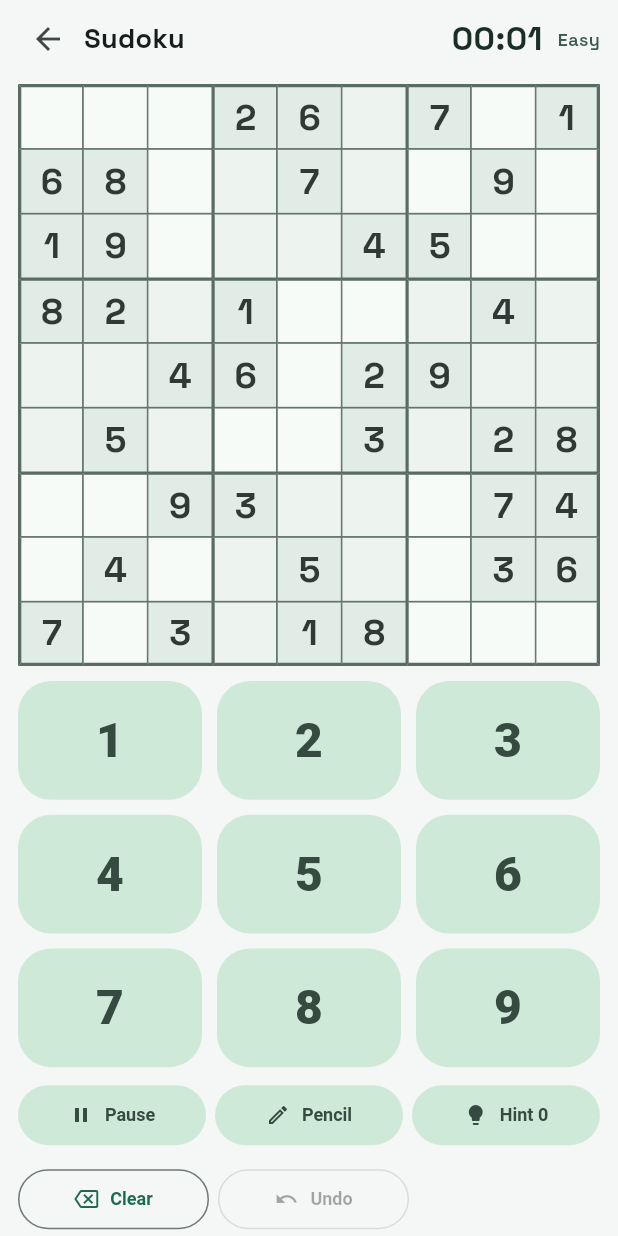
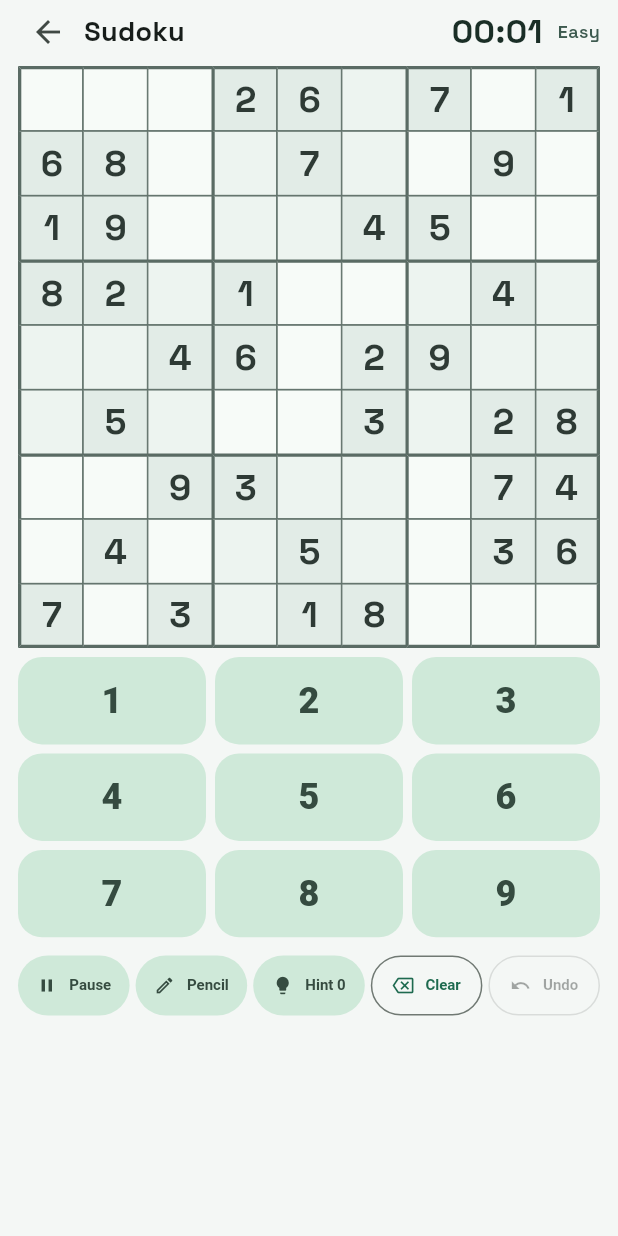
Before and after one commit to Simonsbs/logic_puzzles_app, a Flutter app: the SudokuPage screen opened directly, on a phone screen of 412 x 824 dp. Run offline on Flutter 3.47's test engine with Material 3 defaults, Android fonts, the phone set to English and light mode, and no system bars; our stand-ins replace flutter_riverpod, google_fonts, shared_preferences, supabase_flutter; accounts and stored records are empty.

Commit message:
Refit Sudoku layout to keep all controls on screen

```diff
--- a/lib/features/sudoku/sudoku_page.dart
+++ b/lib/features/sudoku/sudoku_page.dart
@@ -72,17 +72,57 @@ class _SudokuPageState extends ConsumerState<SudokuPage> with WidgetsBindingObse
           }
 
           return SafeArea(
-            child: ListView(
-              padding: const EdgeInsets.fromLTRB(12, 6, 12, 12),
+            child: LayoutBuilder(
+              builder: (context, constraints) {
+                const horizontalPadding = 12.0;
+                const topPadding = 4.0;
+                const bottomPadding = 8.0;
+                const gap = 6.0;
+                const topBarHeight = 34.0;
+                const actionHeight = 46.0;
+                const targetNumberPadHeight = 140.0;
+                const minNumberPadHeight = 92.0;
+                const minBoardSize = 150.0;
+
+                final availableHeight = constraints.maxHeight - topPadding - bottomPadding;
+                final usableWidth = constraints.maxWidth - (horizontalPadding * 2);
+                var boardSize = (availableHeight -
+                        topBarHeight -
+                        actionHeight -
+                        targetNumberPadHeight -
+                        (gap * 3))
+                    .clamp(minBoardSize, usableWidth)
+                    .toDouble();
+                var numberPadHeight =
+                    availableHeight - topBarHeight - actionHeight - boardSize - (gap * 3);
+                if (numberPadHeight < minNumberPadHeight) {
+                  final needed = minNumberPadHeight - numberPadHeight;
+                  boardSize = (boardSize - needed).clamp(minBoardSize, usableWidth).toDouble();
+                  numberPadHeight =
+                      availableHeight - topBarHeight - actionHeight - boardSize - (gap * 3);
+                }
+                numberPadHeight = numberPadHeight.clamp(minNumberPadHeight, 190.0).toDouble();
+
+                return Padding(
+                  padding: const EdgeInsets.fromLTRB(
+                    horizontalPadding,
+                    topPadding,
+                    horizontalPadding,
+                    bottomPadding,
+                  ),
+                  child: Column(
                     children: <Widget>[
-                _compactTopBar(),
-                const SizedBox(height: 10),
-                _boardCard(),
-                const SizedBox(height: 10),
-                _numberPad(),
-                const SizedBox(height: 8),
-                _actionRow(),
+                      SizedBox(height: topBarHeight, child: _compactTopBar()),
+                      const SizedBox(height: gap),
+                      SizedBox(height: boardSize, width: boardSize, child: _boardCard()),
+                      const SizedBox(height: gap),
+                      SizedBox(height: numberPadHeight, child: _numberPad()),
+                      const SizedBox(height: gap),
+                      SizedBox(height: actionHeight, child: _actionRow()),
                     ],
+                  ),
+                );
+              },
             ),
           );
         },
@@ -277,23 +317,22 @@ class _SudokuPageState extends ConsumerState<SudokuPage> with WidgetsBindingObse
 
   Widget _numberPad() {
     return GridView.count(
-      shrinkWrap: true,
       physics: const NeverScrollableScrollPhysics(),
       crossAxisCount: 3,
-      childAspectRatio: 1.55,
-      mainAxisSpacing: 10,
-      crossAxisSpacing: 10,
+      childAspectRatio: 2.15,
+      mainAxisSpacing: 6,
+      crossAxisSpacing: 6,
       children: List<Widget>.generate(9, (i) {
         final n = i + 1;
         final disabledByUsage = _isValueExhausted(n);
         return FilledButton.tonal(
           onPressed: _paused || _solved || disabledByUsage ? null : () => _applyNumber(n),
           style: FilledButton.styleFrom(
-            padding: const EdgeInsets.symmetric(vertical: 10),
-            textStyle: const TextStyle(fontSize: 32, fontWeight: FontWeight.w900),
+            padding: const EdgeInsets.symmetric(vertical: 6),
+            textStyle: const TextStyle(fontSize: 24, fontWeight: FontWeight.w900),
             backgroundColor: _pencilMode ? const Color(0xFFDCE6FF) : null,
             foregroundColor: _pencilMode ? const Color(0xFF234AA5) : null,
-            shape: RoundedRectangleBorder(borderRadius: BorderRadius.circular(22)),
+            shape: RoundedRectangleBorder(borderRadius: BorderRadius.circular(16)),
           ),
           child: Text(
             '$n',
@@ -308,22 +347,20 @@ class _SudokuPageState extends ConsumerState<SudokuPage> with WidgetsBindingObse
   }
 
   Widget _actionRow() {
-    return Column(
-      children: <Widget>[
-        Row(
+    return Row(
       children: <Widget>[
         Expanded(
           child: FilledButton.tonalIcon(
             onPressed: _paused ? _resumeGame : _pauseGame,
-                icon: Icon(_paused ? Icons.play_arrow : Icons.pause, size: 16),
+            icon: Icon(_paused ? Icons.play_arrow : Icons.pause, size: 14),
             label: Text(_paused ? 'Resume' : 'Pause'),
             style: FilledButton.styleFrom(
-                  padding: const EdgeInsets.symmetric(horizontal: 4, vertical: 10),
-                  textStyle: const TextStyle(fontSize: 12, fontWeight: FontWeight.w700),
+              padding: const EdgeInsets.symmetric(horizontal: 2, vertical: 8),
+              textStyle: const TextStyle(fontSize: 10, fontWeight: FontWeight.w700),
             ),
           ),
         ),
-            const SizedBox(width: 6),
+        const SizedBox(width: 4),
         Expanded(
           child: FilledButton.tonalIcon(
             onPressed: _solved || _paused
@@ -331,58 +368,51 @@ class _SudokuPageState extends ConsumerState<SudokuPage> with WidgetsBindingObse
                 : () {
                     setState(() => _pencilMode = !_pencilMode);
                   },
-                icon: Icon(_pencilMode ? Icons.edit_note : Icons.edit_outlined, size: 16),
+            icon: Icon(_pencilMode ? Icons.edit_note : Icons.edit_outlined, size: 14),
             label: const Text('Pencil'),
             style: FilledButton.styleFrom(
-                  padding: const EdgeInsets.symmetric(horizontal: 4, vertical: 10),
-                  textStyle: const TextStyle(fontSize: 12, fontWeight: FontWeight.w700),
+              padding: const EdgeInsets.symmetric(horizontal: 2, vertical: 8),
+              textStyle: const TextStyle(fontSize: 10, fontWeight: FontWeight.w700),
               backgroundColor: _pencilMode ? const Color(0xFF3659B5) : null,
               foregroundColor: _pencilMode ? Colors.white : null,
             ),
           ),
         ),
-            const SizedBox(width: 6),
+        const SizedBox(width: 4),
         Expanded(
           child: FilledButton.tonalIcon(
             onPressed: _solved || _paused ? null : _useHint,
-                icon: const Icon(Icons.lightbulb, size: 16),
+            icon: const Icon(Icons.lightbulb, size: 14),
             label: Text('Hint $_hintsUsed'),
             style: FilledButton.styleFrom(
-                  padding: const EdgeInsets.symmetric(horizontal: 4, vertical: 10),
-                  textStyle: const TextStyle(fontSize: 12, fontWeight: FontWeight.w700),
+              padding: const EdgeInsets.symmetric(horizontal: 2, vertical: 8),
+              textStyle: const TextStyle(fontSize: 10, fontWeight: FontWeight.w700),
             ),
           ),
         ),
-          ],
-        ),
-        const SizedBox(height: 8),
-        Row(
-          children: <Widget>[
+        const SizedBox(width: 4),
         Expanded(
           child: OutlinedButton.icon(
             onPressed: _paused || _solved ? null : _clearSelected,
-                icon: const Icon(Icons.backspace_outlined, size: 16),
+            icon: const Icon(Icons.backspace_outlined, size: 14),
             label: const Text('Clear'),
             style: OutlinedButton.styleFrom(
-                  padding: const EdgeInsets.symmetric(horizontal: 4, vertical: 10),
-                  textStyle: const TextStyle(fontSize: 12, fontWeight: FontWeight.w700),
+              padding: const EdgeInsets.symmetric(horizontal: 2, vertical: 8),
+              textStyle: const TextStyle(fontSize: 10, fontWeight: FontWeight.w700),
             ),
           ),
         ),
-            const SizedBox(width: 6),
+        const SizedBox(width: 4),
         Expanded(
           child: OutlinedButton.icon(
             onPressed: _paused || _solved || _history.isEmpty ? null : _undo,
-                icon: const Icon(Icons.undo, size: 16),
+            icon: const Icon(Icons.undo, size: 14),
             label: const Text('Undo'),
             style: OutlinedButton.styleFrom(
-                  padding: const EdgeInsets.symmetric(horizontal: 4, vertical: 10),
-                  textStyle: const TextStyle(fontSize: 12, fontWeight: FontWeight.w700),
+              padding: const EdgeInsets.symmetric(horizontal: 2, vertical: 8),
+              textStyle: const TextStyle(fontSize: 10, fontWeight: FontWeight.w700),
             ),
           ),
-            ),
-            const Spacer(),
-          ],
         ),
       ],
     );
```
Lines whose indentation alone changed are shown as unchanged.
